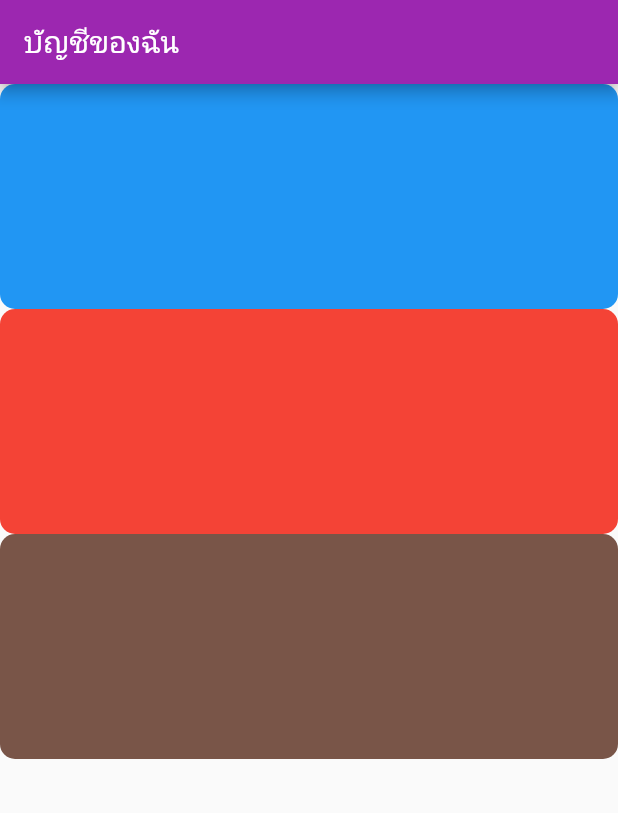
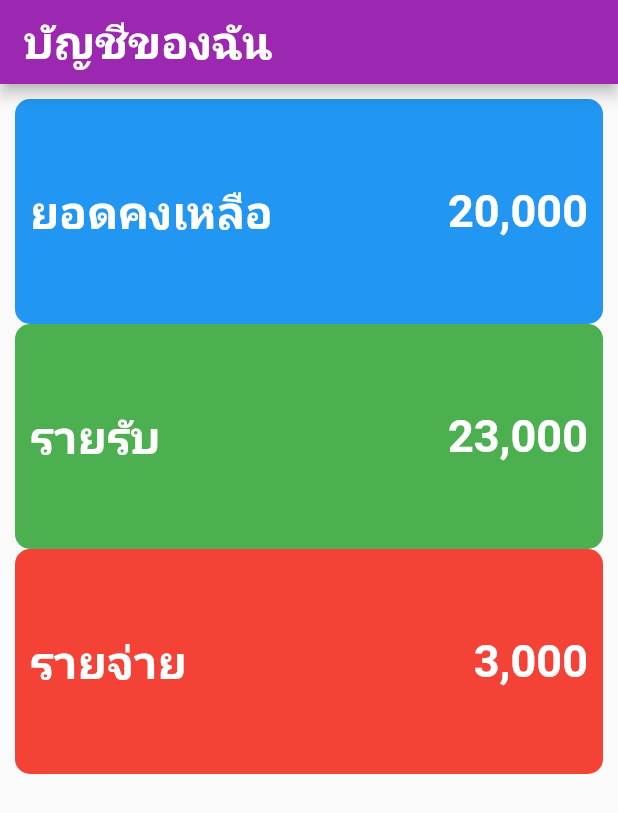
Before and after one commit to Somkairt/ProjectF, a Flutter app: the screen it shows after launch, on a phone screen of 412 x 824 dp. Shown: the top 813 px of the screen. Run offline on Flutter 3.47's test engine with Material 2 defaults, Android fonts, the phone set to English and light mode, and no system bars; missing offline and left inert: dart:html.

Commit message:
expendedรายรับ จ่าย

```diff
--- a/lib/main.dart
+++ b/lib/main.dart
@@ -1,3 +1,5 @@
+import 'dart:html';
+
 import 'package:flutter/material.dart';
 import 'castusmenu.dart';
 
@@ -33,26 +35,95 @@ class _mypageState extends State<mypage> {
   Widget build(BuildContext context) {
     return Scaffold(
         appBar: AppBar(
-          title: Text("บัญชีของฉัน"),
+          title: Text("บัญชีของฉัน",
+              style: TextStyle(
+                  fontSize: 30,
+                  color: Colors.white,
+                  fontWeight: FontWeight.bold)),
         ),
-        body: Column(
+        body: Padding(
+          padding: const EdgeInsets.all(10.0),
+          child: Column(
             children: [
               Container(
+                padding: const EdgeInsets.all(10.0),
                 decoration: BoxDecoration(
-                  color: Colors.blue, borderRadius: BorderRadius.circular(10)),
+                    color: Colors.blue,
+                    borderRadius: BorderRadius.circular(10)),
                 height: 150,
+                child: Row(
+                  children: [
+                    Text(
+                      "ยอดคงเหลือ",
+                      style: TextStyle(
+                          fontSize: 30,
+                          color: Colors.white,
+                          fontWeight: FontWeight.bold),
+                    ),
+                    Expanded(
+                      child: Text("20,000",
+                          style: TextStyle(
+                              fontSize: 30,
+                              color: Colors.white,
+                              fontWeight: FontWeight.bold),
+                          textAlign: TextAlign.right),
+                    )
+                  ],
+                ),
               ),
               Container(
+                padding: const EdgeInsets.all(10.0),
+                decoration: BoxDecoration(
+                    color: Colors.green,
+                    borderRadius: BorderRadius.circular(10)),
+                height: 150,
+                child: Row(
+                  children: [
+                    Text(
+                      "รายรับ",
+                      style: TextStyle(
+                          fontSize: 30,
+                          color: Colors.white,
+                          fontWeight: FontWeight.bold),
+                    ),
+                    Expanded(
+                      child: Text("23,000",
+                          style: TextStyle(
+                              fontSize: 30,
+                              color: Colors.white,
+                              fontWeight: FontWeight.bold),
+                          textAlign: TextAlign.right),
+                    )
+                  ],
+                ),
+              ),
+              Container(
+                padding: const EdgeInsets.all(10.0),
                 decoration: BoxDecoration(
                     color: Colors.red, borderRadius: BorderRadius.circular(10)),
                 height: 150,
+                child: Row(
+                  children: [
+                    Text(
+                      "รายจ่าย",
+                      style: TextStyle(
+                          fontSize: 30,
+                          color: Colors.white,
+                          fontWeight: FontWeight.bold),
                     ),
-            Container(
-              decoration: BoxDecoration(
-                  color: Colors.brown, borderRadius: BorderRadius.circular(10)),
-              height: 150,
+                    Expanded(
+                      child: Text("3,000",
+                          style: TextStyle(
+                              fontSize: 30,
+                              color: Colors.white,
+                              fontWeight: FontWeight.bold),
+                          textAlign: TextAlign.right),
                     )
                   ],
+                ),
+              )
+            ],
+          ),
         ));
   }
 }
```
Lines whose indentation alone changed are shown as unchanged.
